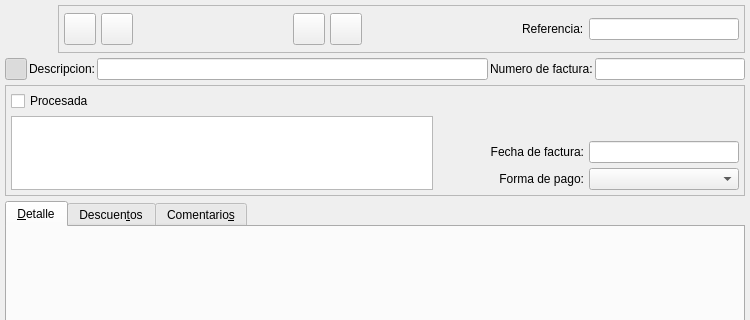
This is bulmages/bulmafact/src/facturapbase.ui in eboladev/Bulmages-1 as Qt 5 draws it before an edit; both pictures show x 0 to 750 and y 0 to 320 of the 750 by 550 pixel window. The edited form follows.
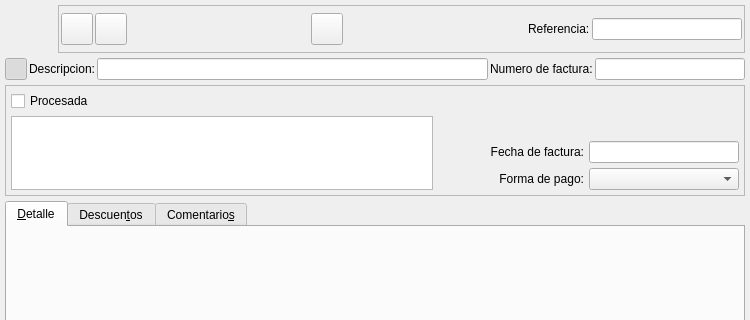
This is the edited form. Icons and pictures are not drawn. Custom widgets are drawn as their Qt base class.

Diff of the .ui file:
```diff
--- a/bulmages/bulmafact/src/facturapbase.ui
+++ b/bulmages/bulmafact/src/facturapbase.ui
@@ -62,14 +62,49 @@
        <property name="frameShadow" >
         <enum>QFrame::Raised</enum>
        </property>
-       <layout class="QGridLayout" >
+       <layout class="QHBoxLayout" name="horizontalLayout" >
         <property name="margin" >
-         <number>5</number>
+         <number>2</number>
         </property>
-        <property name="spacing" >
-         <number>5</number>
-        </property>
-        <item row="0" column="1" >
+        <item>
+         <widget class="QToolButton" name="mui_guardar" >
+          <property name="minimumSize" >
+           <size>
+            <width>32</width>
+            <height>32</height>
+           </size>
+          </property>
+          <property name="maximumSize" >
+           <size>
+            <width>32</width>
+            <height>32</height>
+           </size>
+          </property>
+          <property name="toolTip" >
+           <string>Guardar factura</string>
+          </property>
+          <property name="whatsThis" >
+           <string>Guardar factura</string>
+          </property>
+          <property name="text" >
+           <string/>
+          </property>
+          <property name="icon" >
+           <iconset resource="../../bulmages.qrc" >
+            <normaloff>:/Images/edit-save.svg</normaloff>:/Images/edit-save.svg</iconset>
+          </property>
+          <property name="iconSize" >
+           <size>
+            <width>32</width>
+            <height>32</height>
+           </size>
+          </property>
+          <property name="shortcut" >
+           <string>Ctrl+S</string>
+          </property>
+         </widget>
+        </item>
+        <item>
          <widget class="QToolButton" name="mui_borrar" >
           <property name="minimumSize" >
            <size>
@@ -107,7 +142,20 @@
           </property>
          </widget>
         </item>
-        <item row="0" column="3" >
+        <item>
+         <spacer>
+          <property name="orientation" >
+           <enum>Qt::Horizontal</enum>
+          </property>
+          <property name="sizeHint" stdset="0" >
+           <size>
+            <width>40</width>
+            <height>20</height>
+           </size>
+          </property>
+         </spacer>
+        </item>
+        <item>
          <widget class="QToolButton" name="mui_veralbaranes" >
           <property name="enabled" >
            <bool>true</bool>
@@ -145,7 +193,42 @@
           </property>
          </widget>
         </item>
-        <item row="0" column="6" >
+        <item>
+         <widget class="QFrame" name="mui_plugbotones" >
+          <property name="sizePolicy" >
+           <sizepolicy vsizetype="Fixed" hsizetype="Fixed" >
+            <horstretch>0</horstretch>
+            <verstretch>0</verstretch>
+           </sizepolicy>
+          </property>
+          <property name="frameShape" >
+           <enum>QFrame::NoFrame</enum>
+          </property>
+          <property name="frameShadow" >
+           <enum>QFrame::Plain</enum>
+          </property>
+          <property name="lineWidth" >
+           <number>0</number>
+          </property>
+         </widget>
+        </item>
+        <item>
+         <spacer>
+          <property name="orientation" >
+           <enum>Qt::Horizontal</enum>
+          </property>
+          <property name="sizeType" >
+           <enum>QSizePolicy::MinimumExpanding</enum>
+          </property>
+          <property name="sizeHint" stdset="0" >
+           <size>
+            <width>18</width>
+            <height>32</height>
+           </size>
+          </property>
+         </spacer>
+        </item>
+        <item>
          <widget class="QLabel" name="label5" >
           <property name="sizePolicy" >
            <sizepolicy vsizetype="Fixed" hsizetype="Preferred" >
@@ -161,45 +244,7 @@
           </property>
          </widget>
         </item>
-        <item row="0" column="0" >
-         <widget class="QToolButton" name="mui_guardar" >
-          <property name="minimumSize" >
-           <size>
-            <width>32</width>
-            <height>32</height>
-           </size>
-          </property>
-          <property name="maximumSize" >
-           <size>
-            <width>32</width>
-            <height>32</height>
-           </size>
-          </property>
-          <property name="toolTip" >
-           <string>Guardar factura</string>
-          </property>
-          <property name="whatsThis" >
-           <string>Guardar factura</string>
-          </property>
-          <property name="text" >
-           <string/>
-          </property>
-          <property name="icon" >
-           <iconset resource="../../bulmages.qrc" >
-            <normaloff>:/Images/edit-save.svg</normaloff>:/Images/edit-save.svg</iconset>
-          </property>
-          <property name="iconSize" >
-           <size>
-            <width>32</width>
-            <height>32</height>
-           </size>
-          </property>
-          <property name="shortcut" >
-           <string>Ctrl+S</string>
-          </property>
-         </widget>
-        </item>
-        <item row="0" column="7" >
+        <item>
          <widget class="BusquedaReferencia" name="mui_reffacturap" >
           <property name="sizePolicy" >
            <sizepolicy vsizetype="Fixed" hsizetype="Preferred" >
@@ -221,73 +266,6 @@
           </property>
          </widget>
         </item>
-        <item row="0" column="5" >
-         <spacer>
-          <property name="orientation" >
-           <enum>Qt::Horizontal</enum>
-          </property>
-          <property name="sizeType" >
-           <enum>QSizePolicy::MinimumExpanding</enum>
-          </property>
-          <property name="sizeHint" stdset="0" >
-           <size>
-            <width>18</width>
-            <height>32</height>
-           </size>
-          </property>
-         </spacer>
-        </item>
-        <item row="0" column="4" >
-         <widget class="QToolButton" name="mui_pagar" >
-          <property name="enabled" >
-           <bool>true</bool>
-          </property>
-          <property name="minimumSize" >
-           <size>
-            <width>32</width>
-            <height>32</height>
-           </size>
-          </property>
-          <property name="maximumSize" >
-           <size>
-            <width>32</width>
-            <height>32</height>
-           </size>
-          </property>
-          <property name="toolTip" >
-           <string>Registrar pago a proveedor</string>
-          </property>
-          <property name="whatsThis" >
-           <string>Registrar pago a proveedor</string>
-          </property>
-          <property name="text" >
-           <string/>
-          </property>
-          <property name="icon" >
-           <iconset resource="../../bulmages.qrc" >
-            <normaloff>:/Images/pay.svg</normaloff>:/Images/pay.svg</iconset>
-          </property>
-          <property name="iconSize" >
-           <size>
-            <width>32</width>
-            <height>32</height>
-           </size>
-          </property>
-         </widget>
-        </item>
-        <item row="0" column="2" >
-         <spacer>
-          <property name="orientation" >
-           <enum>Qt::Horizontal</enum>
-          </property>
-          <property name="sizeHint" stdset="0" >
-           <size>
-            <width>40</width>
-            <height>20</height>
-           </size>
-          </property>
-         </spacer>
-        </item>
        </layout>
       </widget>
      </item>
```
Left out of the diff: 24 changed lines with no effect on the pictures.
